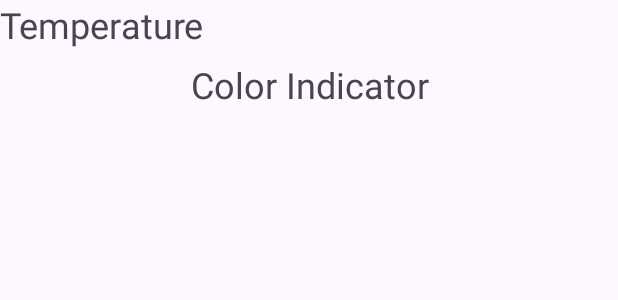
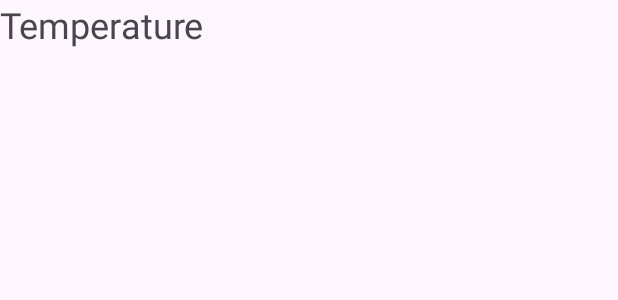
Before and after one commit to ivanjocc/Mobile-2_Exo-2_v2, an Android app: the layout activity_main.xml on its own in the app's theme, with its tools: preview values and no code run, on a phone screen of 412 x 824 dp. Shown: the top 300 px of the screen. Run offline under Robolectric (Android 15) with nearby library versions, the phone set to English and light mode, and no system bars.

Commit message:
fix code

```diff
--- a/app/build.gradle.kts
+++ b/app/build.gradle.kts
@@ -9,7 +9,7 @@ android {
 
     defaultConfig {
         applicationId = "com.example.exo2_v2"
-        minSdk = 34
+        minSdk = 30
         targetSdk = 34
         versionCode = 1
         versionName = "1.0"
--- a/app/src/main/res/layout/activity_main.xml
+++ b/app/src/main/res/layout/activity_main.xml
@@ -18,7 +18,7 @@
         android:layout_width="match_parent"
         android:layout_height="48dp"
         android:layout_below="@id/temperatureTextView"
-        android:text="Color Indicator"
+        android:text=""
         android:gravity="center"
         android:textSize="24sp" />
 
```
Also changed, not shown: app/src/main/java/com/example/exo2_v2/MainActivity.kt (+10 -4 lines).
